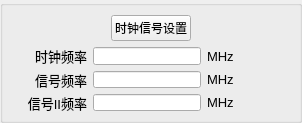
Old version of the form soft/zebra-scope/SignalSettingsWidget.ui in the repository Quenii/ADCEVM.
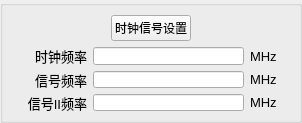
New version of the form.

Commit message: setting system ok

The edit to the form file:
```diff
--- a/soft/zebra-scope/SignalSettingsWidget.ui
+++ b/soft/zebra-scope/SignalSettingsWidget.ui
@@ -73,6 +73,12 @@
             <verstretch>0</verstretch>
            </sizepolicy>
           </property>
+          <property name="minimumSize">
+           <size>
+            <width>90</width>
+            <height>0</height>
+           </size>
+          </property>
           <property name="readOnly">
            <bool>true</bool>
           </property>
@@ -118,6 +124,12 @@
             <verstretch>0</verstretch>
            </sizepolicy>
           </property>
+          <property name="maximumSize">
+           <size>
+            <width>40</width>
+            <height>16777215</height>
+           </size>
+          </property>
           <property name="font">
            <font>
             <family>Arial</family>
@@ -137,6 +149,12 @@
             <verstretch>0</verstretch>
            </sizepolicy>
           </property>
+          <property name="maximumSize">
+           <size>
+            <width>40</width>
+            <height>16777215</height>
+           </size>
+          </property>
           <property name="font">
            <font>
             <family>Arial</family>
@@ -159,6 +177,12 @@
             <verstretch>0</verstretch>
            </sizepolicy>
           </property>
+          <property name="minimumSize">
+           <size>
+            <width>90</width>
+            <height>0</height>
+           </size>
+          </property>
           <property name="readOnly">
            <bool>true</bool>
           </property>
@@ -172,6 +196,12 @@
             <verstretch>0</verstretch>
            </sizepolicy>
           </property>
+          <property name="maximumSize">
+           <size>
+            <width>40</width>
+            <height>16777215</height>
+           </size>
+          </property>
           <property name="font">
            <font>
             <family>Arial</family>
@@ -194,6 +224,12 @@
             <verstretch>0</verstretch>
            </sizepolicy>
           </property>
+          <property name="minimumSize">
+           <size>
+            <width>90</width>
+            <height>0</height>
+           </size>
+          </property>
           <property name="readOnly">
            <bool>true</bool>
           </property>
```
Left out of the diff: 28 changed lines with no effect on the pictures. The commit also changes 6 other files.
